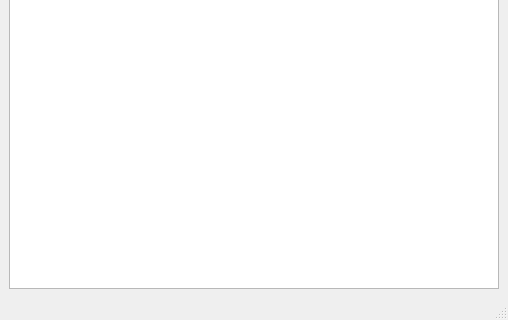
The window that mainwindow.ui (gaurav712/wifi-qt) describes before a commit, drawn with Qt 5; both pictures show x 0 to 508 and y 306 to 626 of the 508 by 626 pixel window.
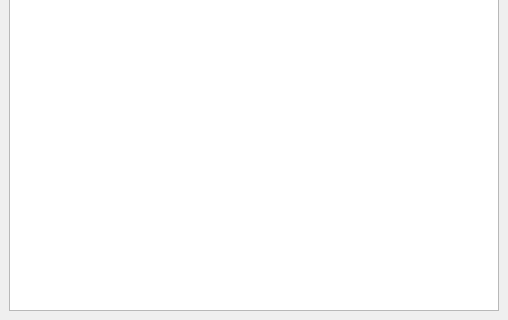
The same window after the commit.

Commit message: removed statusbar | the networks list has now all info to be able to see network protection

The edit to the form file:
```diff
--- a/mainwindow.ui
+++ b/mainwindow.ui
@@ -102,7 +102,6 @@
    <addaction name="menuView"/>
    <addaction name="menuHelp"/>
   </widget>
-  <widget class="QStatusBar" name="statusBar"/>
   <action name="actionQuit">
    <property name="text">
     <string>Quit</string>
```
The commit also changes 2 other files.
